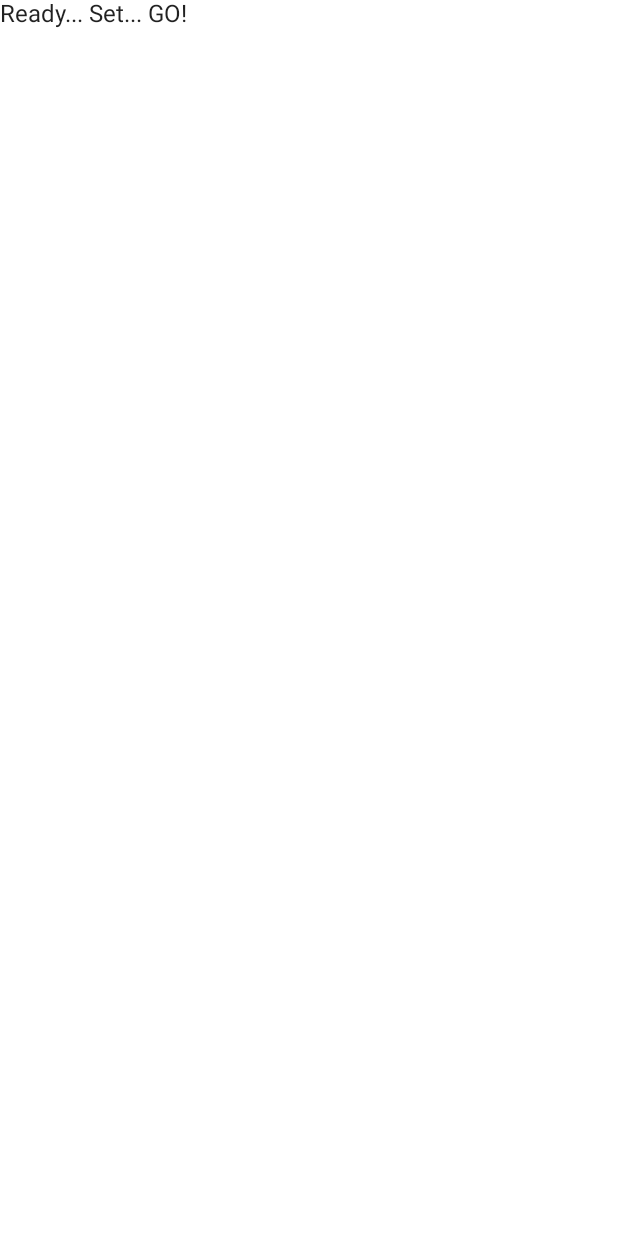
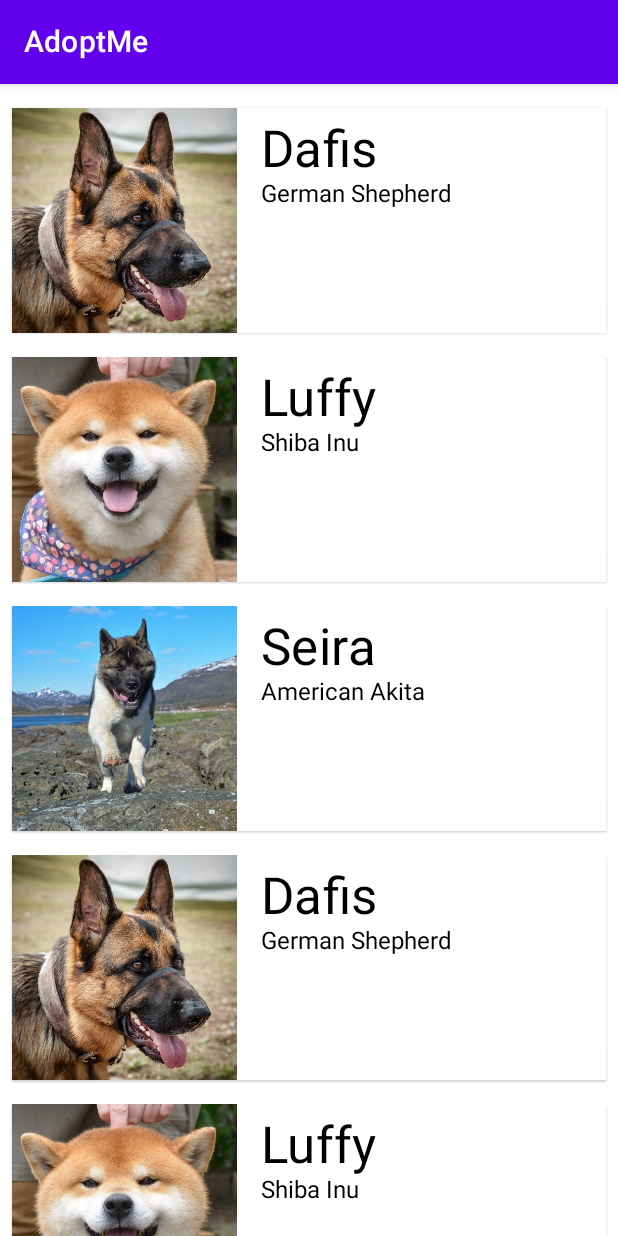
Before and after one commit to ETSEmpiricalStudyKotlinAndroidApps/puppyAdoption, an Android app built with Jetpack Compose: the screen it shows after launch (MainActivity), on a phone screen of 412 x 824 dp. Before the commit the screen is almost empty. Run offline under Robolectric (Android 15) with nearby library versions, the phone set to English and light mode, and no system bars; 1 statement that could not run was skipped.

Commit message:
Complete the weekly challenge

```diff
--- a/app/build.gradle
+++ b/app/build.gradle
@@ -1,6 +1,7 @@
 plugins {
     id 'com.android.application'
     id 'kotlin-android'
+    id 'kotlin-android-extensions'
 }
 
 android {
@@ -73,6 +74,10 @@ dependencies {
     implementation "androidx.compose.material:material-icons-extended:$compose_version"
     implementation "androidx.compose.ui:ui-tooling:$compose_version"
     implementation 'androidx.lifecycle:lifecycle-runtime-ktx:2.3.0'
+    implementation 'org.jetbrains.kotlin:kotlin-reflect:1.4.30'
+
+    implementation "androidx.navigation:navigation-compose:1.0.0-alpha08"
+
 
     testImplementation 'junit:junit:4.13.2'
 
--- a/app/src/main/java/com/example/androiddevchallenge/MainActivity.kt
+++ b/app/src/main/java/com/example/androiddevchallenge/MainActivity.kt
@@ -18,11 +18,17 @@ package com.example.androiddevchallenge
 import android.os.Bundle
 import androidx.activity.compose.setContent
 import androidx.appcompat.app.AppCompatActivity
-import androidx.compose.material.MaterialTheme
-import androidx.compose.material.Surface
-import androidx.compose.material.Text
+import androidx.compose.material.*
 import androidx.compose.runtime.Composable
 import androidx.compose.ui.tooling.preview.Preview
+import androidx.navigation.NavType
+import androidx.navigation.compose.NavHost
+import androidx.navigation.compose.composable
+import androidx.navigation.compose.navArgument
+import androidx.navigation.compose.rememberNavController
+import com.example.androiddevchallenge.model.puppies
+import com.example.androiddevchallenge.screens.DetailsScreen
+import com.example.androiddevchallenge.screens.OverviewScreen
 import com.example.androiddevchallenge.ui.theme.MyTheme
 
 class MainActivity : AppCompatActivity() {
@@ -36,12 +42,33 @@ class MainActivity : AppCompatActivity() {
     }
 }
 
-// Start building your app here!
 @Composable
 fun MyApp() {
-    Surface(color = MaterialTheme.colors.background) {
-        Text(text = "Ready... Set... GO!")
-    }
+    val navController = rememberNavController()
+    Scaffold(
+        topBar = {
+            TopAppBar(
+                title = { Text(text = "AdoptMe") },
+                backgroundColor = MaterialTheme.colors.primary
+            )
+        },
+        content = {
+            NavHost(navController = navController, startDestination = "overview") {
+                composable("overview") { OverviewScreen(navController) }
+                composable(
+                    "details/{puppyId}",
+                    arguments = listOf(navArgument("puppyId") {
+                        type = NavType.IntType
+                    })
+                ) { navBackStackEntry ->
+                    val puppy = puppies.find {
+                        it.id == navBackStackEntry.arguments?.getInt("puppyId")
+                    }
+                    DetailsScreen(puppy = puppy)
+                }
+            }
+        }
+    )
 }
 
 @Preview("Light Theme", widthDp = 360, heightDp = 640)
--- /dev/null
+++ b/app/src/main/java/com/example/androiddevchallenge/composables/PuppyCard.kt
@@ -0,0 +1,61 @@
+package com.example.androiddevchallenge.composables
+
+import androidx.compose.foundation.Image
+import androidx.compose.foundation.clickable
+import androidx.compose.foundation.layout.*
+import androidx.compose.material.Card
+import androidx.compose.material.MaterialTheme
+import androidx.compose.material.Text
+import androidx.compose.runtime.Composable
+import androidx.compose.ui.Modifier
+import androidx.compose.ui.layout.ContentScale
+import androidx.compose.ui.res.painterResource
+import androidx.compose.ui.unit.dp
+import androidx.navigation.NavController
+import androidx.navigation.compose.navigate
+import com.example.androiddevchallenge.model.Puppy
+import com.example.androiddevchallenge.ui.theme.shapes
+
+
+@Composable
+fun PuppyCard(puppy: Puppy, navController: NavController) {
+    Card(
+        shape = shapes.large,
+        backgroundColor = MaterialTheme.colors.surface
+    ) {
+        Row(
+            modifier = Modifier
+                .clickable(onClick = {
+                    navController.navigate("details/${puppy.id}")
+                })
+                .fillMaxWidth()
+                .height(150.dp)
+        ) {
+            Image(
+                painter = painterResource(id = puppy.imageId),
+                contentDescription = puppy.name,
+                contentScale = ContentScale.Crop,
+                modifier = Modifier.aspectRatio(1f)
+            )
+            Column(
+                modifier = Modifier.padding(
+                    top = 8.dp,
+                    start = 16.dp,
+                    end = 16.dp,
+                    bottom = 8.dp
+                )
+            ) {
+                Text(
+                    text = puppy.name,
+                    style = MaterialTheme.typography.h4,
+                    color = MaterialTheme.colors.onSurface,
+                )
+                Text(
+                    text = puppy.breed,
+                    style = MaterialTheme.typography.body1,
+                    color = MaterialTheme.colors.onSurface,
+                )
+            }
+        }
+    }
+}
--- /dev/null
+++ b/app/src/main/java/com/example/androiddevchallenge/composables/PuppyList.kt
@@ -0,0 +1,25 @@
+package com.example.androiddevchallenge.composables
+
+import androidx.compose.foundation.layout.Spacer
+import androidx.compose.foundation.layout.fillMaxWidth
+import androidx.compose.foundation.layout.height
+import androidx.compose.foundation.layout.padding
+import androidx.compose.foundation.lazy.LazyColumn
+import androidx.compose.foundation.lazy.items
+import androidx.compose.runtime.Composable
+import androidx.compose.ui.Modifier
+import androidx.compose.ui.unit.dp
+import androidx.navigation.NavController
+import com.example.androiddevchallenge.model.Puppy
+
+@Composable
+fun PuppyList(puppies: List<Puppy>, navController: NavController) {
+    LazyColumn(modifier = Modifier.padding(start = 8.dp, end = 8.dp)) {
+        items(puppies) { puppy ->
+            Spacer(modifier = Modifier
+                .fillMaxWidth()
+                .height(16.dp))
+            PuppyCard(puppy = puppy, navController = navController)
+        }
+    }
+}
--- /dev/null
+++ b/app/src/main/java/com/example/androiddevchallenge/model/Puppy.kt
@@ -0,0 +1,14 @@
+package com.example.androiddevchallenge.model
+
+import android.os.Parcelable
+import androidx.annotation.DrawableRes
+import kotlinx.android.parcel.Parcelize
+
+@Parcelize
+data class Puppy(
+    val id: Int,
+    val name: String,
+    val breed: String,
+    @DrawableRes
+    val imageId: Int,
+) : Parcelable
--- /dev/null
+++ b/app/src/main/java/com/example/androiddevchallenge/model/PuppyData.kt
@@ -0,0 +1,15 @@
+package com.example.androiddevchallenge.model
+
+import com.example.androiddevchallenge.R
+
+val puppies = listOf(
+    Puppy(0, "Dafis", "German Shepherd", R.drawable.german_shepherd),
+    Puppy(1, "Luffy", "Shiba Inu", R.drawable.shiba_inu),
+    Puppy(2, "Seira", "American Akita", R.drawable.american_akita),
+    Puppy(3, "Dafis", "German Shepherd", R.drawable.german_shepherd),
+    Puppy(4, "Luffy", "Shiba Inu", R.drawable.shiba_inu),
+    Puppy(5, "Seira", "American Akita", R.drawable.american_akita),
+    Puppy(6, "Dafis", "German Shepherd", R.drawable.german_shepherd),
+    Puppy(7, "Luffy", "Shiba Inu", R.drawable.shiba_inu),
+    Puppy(8, "Seira", "American Akita", R.drawable.american_akita),
+)
--- /dev/null
+++ b/app/src/main/java/com/example/androiddevchallenge/screens/DetailsScreen.kt
@@ -0,0 +1,43 @@
+package com.example.androiddevchallenge.screens
+
+import androidx.compose.foundation.Image
+import androidx.compose.foundation.layout.*
+import androidx.compose.material.Button
+import androidx.compose.material.MaterialTheme
+import androidx.compose.material.Text
+import androidx.compose.runtime.Composable
+import androidx.compose.ui.Alignment
+import androidx.compose.ui.Modifier
+import androidx.compose.ui.layout.ContentScale
+import androidx.compose.ui.res.painterResource
+import androidx.compose.ui.unit.dp
+import androidx.compose.ui.unit.sp
+import com.example.androiddevchallenge.model.Puppy
+
+@Composable
+fun DetailsScreen(puppy: Puppy?) {
+    Column {
+        if (puppy == null) {
+            Text(text = "No puppy found :(")
+        } else {
+            Image(
+                painter = painterResource(id = puppy.imageId),
+                contentDescription = puppy.name,
+                contentScale = ContentScale.Crop,
+                modifier = Modifier.fillMaxWidth()
+            )
+            Column(modifier = Modifier.padding(16.dp)) {
+                Text(text = puppy.name, fontSize = 24.sp, style = MaterialTheme.typography.h2)
+                Text(text = puppy.breed, fontSize = 16.sp, style = MaterialTheme.typography.h5)
+                Spacer(
+                    modifier = Modifier
+                        .fillMaxWidth()
+                        .height(32.dp)
+                )
+                Button(onClick = {}, modifier = Modifier.align(Alignment.CenterHorizontally)) {
+                    Text(text = "ADOPT ME" )
+                }
+            }
+        }
+    }
+}
--- /dev/null
+++ b/app/src/main/java/com/example/androiddevchallenge/screens/OverviewScreen.kt
@@ -0,0 +1,11 @@
+package com.example.androiddevchallenge.screens
+
+import androidx.compose.runtime.Composable
+import androidx.navigation.NavController
+import com.example.androiddevchallenge.composables.PuppyList
+import com.example.androiddevchallenge.model.puppies
+
+@Composable
+fun OverviewScreen(navController: NavController) {
+    PuppyList(puppies = puppies, navController)
+}
```
Also changed, not shown: app/src/main/res/drawable/american_akita.jpg (added), app/src/main/res/drawable/german_shepherd.jpg (added), app/src/main/res/drawable/shiba_inu.jpg (added).
